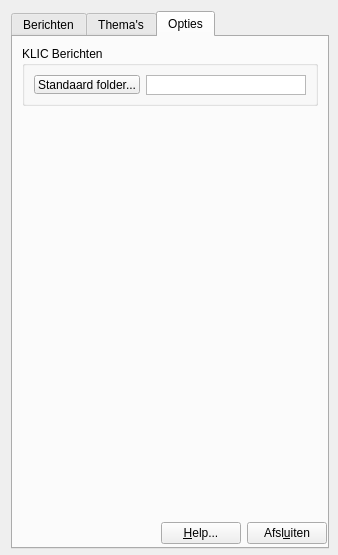
Above: B4UdigNL.ui from diethard2/b4udignl before the change. Below: the same form after it.
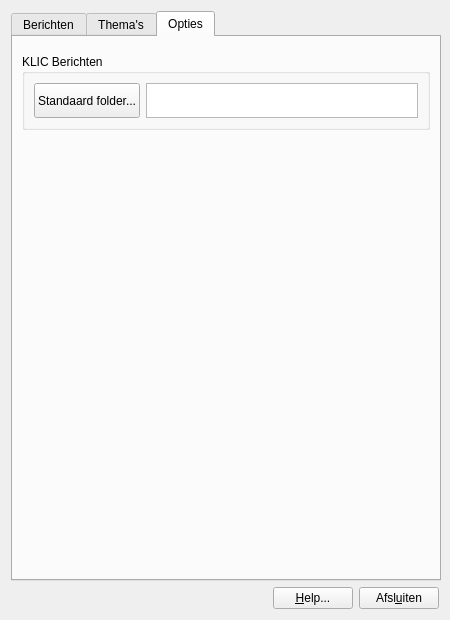
That is the form after the change. The open tabs and pages were chosen to show the change. Custom widgets are drawn as their Qt base class.

The edit to the form file:
```diff
--- a/B4UdigNL.ui
+++ b/B4UdigNL.ui
@@ -6,8 +6,8 @@
    <rect>
     <x>0</x>
     <y>0</y>
-    <width>338</width>
-    <height>555</height>
+    <width>450</width>
+    <height>620</height>
    </rect>
   </property>
   <property name="sizePolicy">
@@ -18,8 +18,8 @@
   </property>
   <property name="minimumSize">
    <size>
-    <width>338</width>
-    <height>555</height>
+    <width>450</width>
+    <height>620</height>
    </size>
   </property>
   <property name="maximumSize">
@@ -48,8 +48,8 @@
      </property>
      <property name="minimumSize">
       <size>
-       <width>318</width>
-       <height>538</height>
+       <width>430</width>
+       <height>562</height>
       </size>
      </property>
      <property name="autoFillBackground">
@@ -1080,7 +1080,7 @@
          <property name="minimumSize">
           <size>
            <width>0</width>
-           <height>0</height>
+           <height>76</height>
           </size>
          </property>
          <property name="maximumSize">
@@ -1097,10 +1097,16 @@
            <layout class="QHBoxLayout" name="horizontalLayout_19">
             <item>
              <widget class="QPushButton" name="optionMsgDirButton">
+              <property name="sizePolicy">
+               <sizepolicy hsizetype="Minimum" vsizetype="Preferred">
+                <horstretch>0</horstretch>
+                <verstretch>0</verstretch>
+               </sizepolicy>
+              </property>
               <property name="minimumSize">
                <size>
                 <width>0</width>
-                <height>0</height>
+                <height>26</height>
                </size>
               </property>
               <property name="text">
```
Left out of the diff: 102 changed lines with no effect on the pictures.
